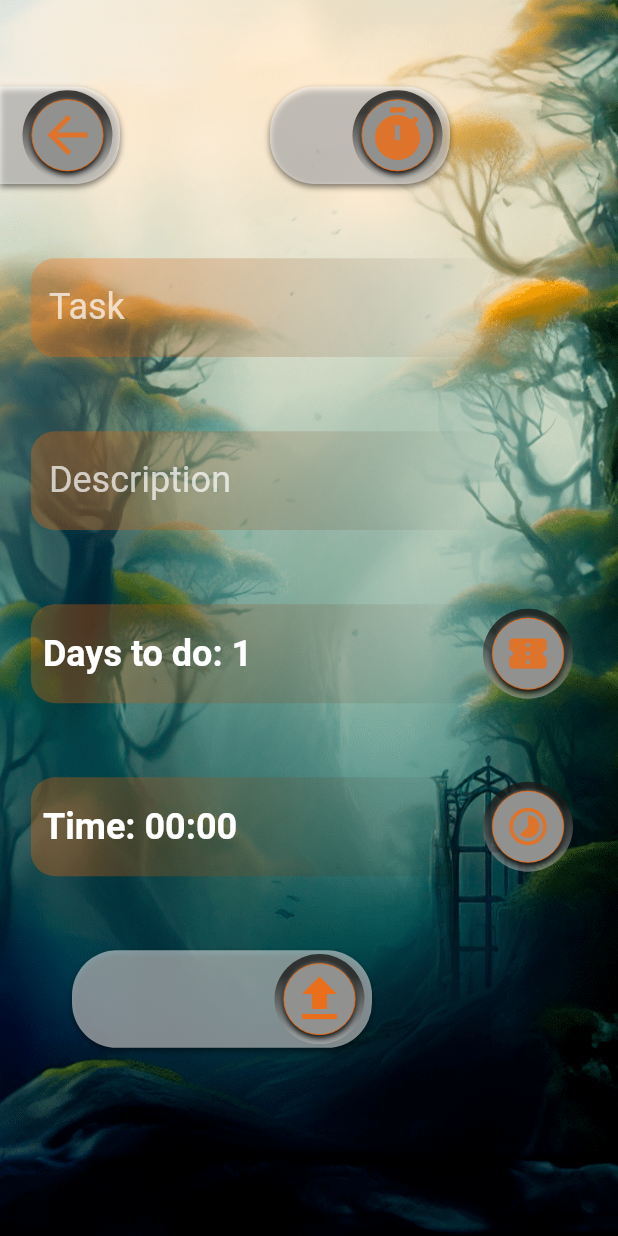
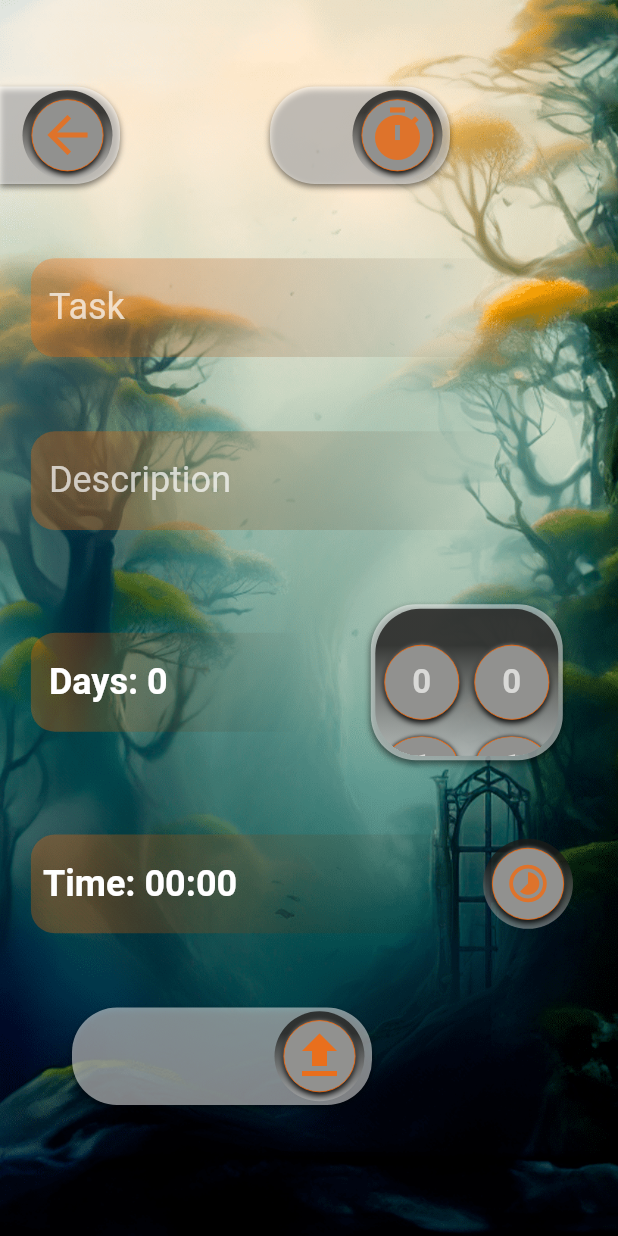
Before and after one commit to denissavishchev/today, a Flutter app: the AddHabitPage screen opened directly, on a phone screen of 412 x 824 dp. Run offline on Flutter 3.47's test engine with Material 2 defaults, Android fonts, the phone set to English and light mode, and no system bars; our stand-ins replace awesome_notifications, countup, easy_localization, hive, hive_flutter, percent_indicator; missing offline and left inert: flutter_ringtone_player, flutter_rounded_date_picker; accounts and stored records are empty.

Commit message:
add habit frontend

```diff
--- a/lib/pages/add_habit_page.dart
+++ b/lib/pages/add_habit_page.dart
@@ -41,6 +41,9 @@ class AddHabitPage extends StatelessWidget {
                               children: [
                                 SideButtonWidget(
                                   onTap: (){
+                                    data.titleController.clear();
+                                    data.descriptionController.clear();
+                                    data.days = '00';
                                     activePage = 2;
                                     mainPageController.initialPage = 2;
                                     Navigator.push(context,
@@ -72,21 +75,50 @@ class AddHabitPage extends StatelessWidget {
                               textEditingController: data.descriptionController,
                               hintText: 'Description',),
                             SizedBox(height: size.height * 0.06,),
-                            FadeContainerWidget(
+                            Row(
+                              children: [
+                                SizedBox(
+                                  width: size.width * 0.6,
+                                  child: FadeContainerWidget(
                                     child: Padding(
-                                padding: const EdgeInsets.only(left: 8.0),
+                                      padding: const EdgeInsets.only(left: 12.0),
                                       child: Row(
                                         children: [
-                                    Text('Days to do: ${data.days}',
+                                          Text('Days: ${data.days.startsWith('0')
+                                                ? data.days.substring(1)
+                                                : data.days}',
                                             style: const TextStyle(
                                                 color: Colors.white,
                                                 fontSize: 24,
                                                 fontWeight: FontWeight.bold),
                                           ),
-                                    const Spacer(),
+                                        ],
+                                      ),
+                                    ),
+                                  ),
+                                ),
+                                Stack(
+                                  alignment: Alignment.center,
+                                  children: [
                                     Container(
-                                        width: 60,
-                                        height: 60,
+                                      width: 128,
+                                      height: 104,
+                                      decoration: BoxDecoration(
+                                          color: Colors.white.withOpacity(0.5),
+                                          borderRadius: const BorderRadius.all(Radius.circular(30)),
+                                          boxShadow: [
+                                            BoxShadow(
+                                                color: Colors.black.withOpacity(0.5),
+                                                blurRadius: 3,
+                                                offset: const Offset(0, 2)
+                                            ),
+                                          ]
+                                      ),
+                                    ),
+                                    Container(
+                                        width: 122,
+                                        height: 98,
+                                        clipBehavior: Clip.hardEdge,
                                         decoration: BoxDecoration(
                                           borderRadius:
                                           const BorderRadius.all(Radius.circular(30)),
@@ -99,12 +131,24 @@ class AddHabitPage extends StatelessWidget {
                                               end: Alignment.topCenter,
                                               stops: const [0, 0.75]),
                                         ),
-                                        child: Center(
-                                          child: GestureDetector(
-                                            onTap: () => data.openDays(context),
-                                            child: Container(
-                                              width: 48,
-                                              height: 48,
+                                        child: Row(
+                                          mainAxisAlignment: MainAxisAlignment.spaceEvenly,
+                                          children: [
+                                            SizedBox(
+                                              width: 58,
+                                              height: 98,
+                                              child: ListWheelScrollView(
+                                                onSelectedItemChanged: (index) {
+                                                  FocusManager.instance.primaryFocus?.unfocus();
+                                                  data.setDays(index, true);
+                                                },
+                                                physics: const FixedExtentScrollPhysics(),
+                                                itemExtent: 58,
+                                                children: List.generate(10, (index){
+                                                  return Container(
+                                                    margin: const EdgeInsets.symmetric(vertical: 4),
+                                                    width: 50,
+                                                    height: 50,
                                                     decoration: BoxDecoration(
                                                         color: const Color(0xff91918f),
                                                         border:
@@ -121,20 +165,56 @@ class AddHabitPage extends StatelessWidget {
                                                               blurRadius: 1,
                                                               offset: Offset(0, -1)),
                                                         ]),
-                                              child: Icon(
-                                                Icons.confirmation_number,
-                                                color: kOrange.withOpacity(0.7),
-                                                size: 30,
+                                                    child: Center(child: Text('$index', style: kWhiteStyle,)),
+                                                  );
+                                                } ),
                                               ),
                                             ),
+                                            SizedBox(
+                                              width: 58,
+                                              height: 98,
+                                              child: ListWheelScrollView(
+                                                onSelectedItemChanged: (index) {
+                                                  FocusManager.instance.primaryFocus?.unfocus();
+                                                  data.setDays(index, false);
+                                                },
+                                                physics: const FixedExtentScrollPhysics(),
+                                                itemExtent: 58,
+                                                children: List.generate(10, (index){
+                                                  return Container(
+                                                    margin: const EdgeInsets.symmetric(vertical: 4),
+                                                    width: 50,
+                                                    height: 50,
+                                                    decoration: BoxDecoration(
+                                                        color: const Color(0xff91918f),
+                                                        border:
+                                                        Border.all(color: kOrange, width: 0.5),
+                                                        borderRadius: const BorderRadius.all(
+                                                            Radius.circular(25)),
+                                                        boxShadow: const [
+                                                          BoxShadow(
+                                                              color: Colors.black,
+                                                              blurRadius: 3,
+                                                              offset: Offset(0, 2)),
+                                                          BoxShadow(
+                                                              color: Color(0xff5e5e5c),
+                                                              blurRadius: 1,
+                                                              offset: Offset(0, -1)),
+                                                        ]),
+                                                    child: Center(child: Text('$index', style: kWhiteStyle,)),
+                                                  );
+                                                } ),
                                               ),
-                                        )),
-                                    const SizedBox(
-                                      width: 30,
+                                            )
+                                          ],
+                                        )
                                     ),
                                   ],
                                 ),
+                                const SizedBox(
+                                  width: 26,
                                 ),
+                              ],
                             ),
                             SizedBox(height: data.isTimer
                                 ? size.height * 0.06
@@ -146,7 +226,7 @@ class AddHabitPage extends StatelessWidget {
                                   padding: const EdgeInsets.only(left: 8.0),
                                   child: Row(
                                     children: [
-                                      Text('Time: ${(data.initTime.inMinutes).toString().padLeft(2, '0')}'
+                                      Text('Time: ${(data.initTime.inMinutes % 60).toString().padLeft(2, '0')}'
                                           ':${(data.initTime.inSeconds % 60).toString().padLeft(2, '0')}',
                                         style: const TextStyle(
                                             color: Colors.white,
@@ -220,6 +300,7 @@ class AddHabitPage extends StatelessWidget {
                                         Navigator.of(context).pop();
                                         data.titleController.clear();
                                         data.descriptionController.clear();
+                                        data.days = '00';
                                         activePage = 2;
                                         mainPageController.initialPage = 2;
                                         Navigator.push(context,
```
Also changed, not shown: lib/providers/habit_provider.dart (+12 -85 lines). Lines whose indentation alone changed are shown as unchanged.
